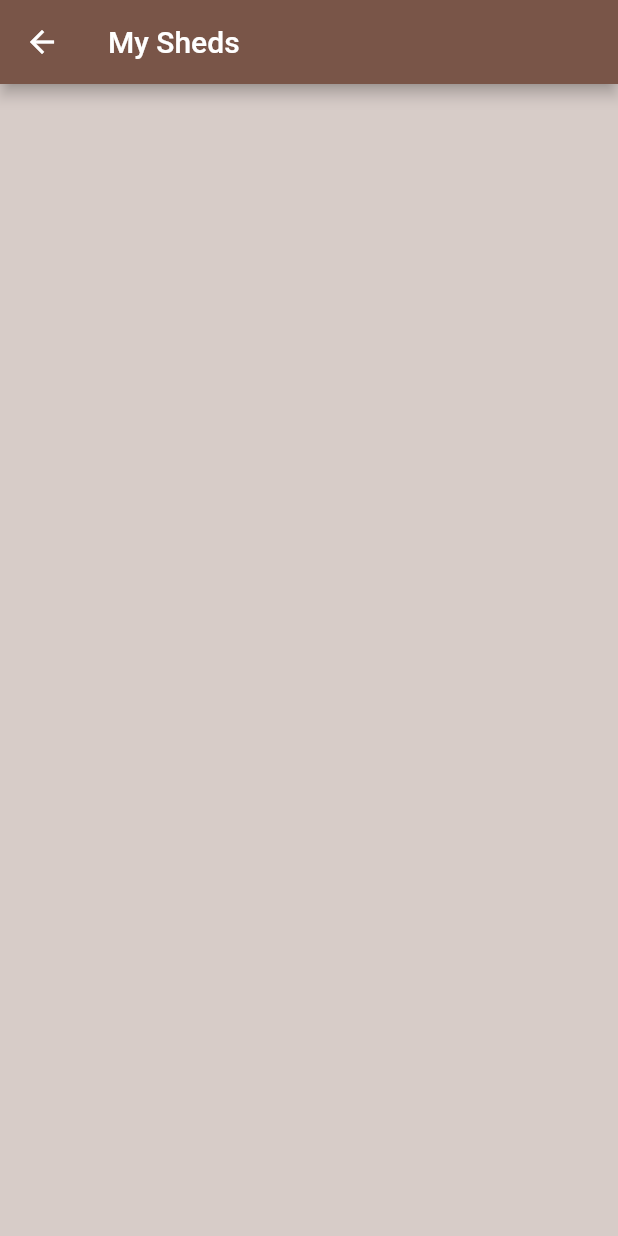
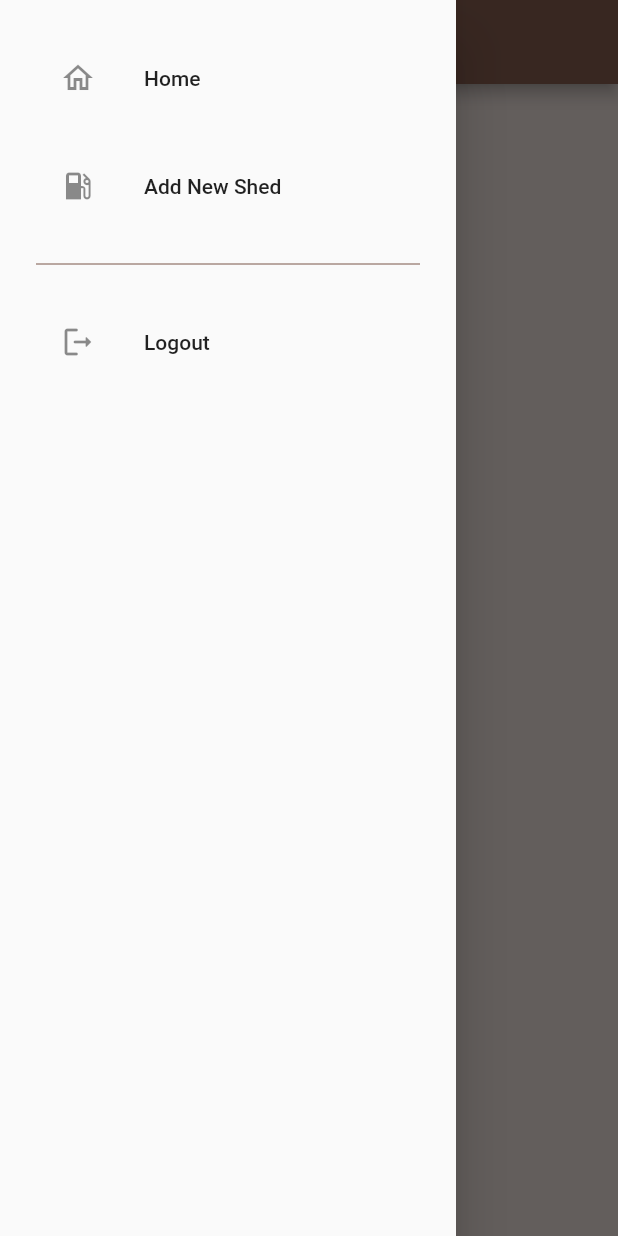
Before and after one commit to MC-FuelQs/fuelapp-frontend-flutter, a Flutter app: the MySheds screen opened directly, with the side drawer open (before the commit the screen has no drawer), on a phone screen of 412 x 824 dp. Run offline on Flutter 3.47's test engine with Material 2 defaults, Android fonts, the phone set to English and light mode, and no system bars; our stand-ins replace flutter_dotenv, google_fonts, shared_preferences; accounts and stored records are empty; network calls fail.

Commit message:
Add drawer navigator

```diff
--- a/lib/components/mySheds.dart
+++ b/lib/components/mySheds.dart
@@ -3,6 +3,7 @@ import 'dart:io';
 
 import 'package:flutter/material.dart';
 import 'package:flutter_dotenv/flutter_dotenv.dart';
+import 'package:fuel_app/components/navigationDrawer.dart';
 import 'package:http/http.dart' as http;
 import 'package:shared_preferences/shared_preferences.dart';
 
@@ -107,6 +108,7 @@ class _MyShedsState extends State<MySheds> {
   @override
   Widget build(BuildContext context) {
     return Scaffold(
+      drawer: const NavigationDrawer(),
       appBar: AppBar(
         title: const Text("My Sheds"),
         backgroundColor: Colors.brown,
--- /dev/null
+++ b/lib/components/navigationDrawer.dart
@@ -0,0 +1,52 @@
+import 'package:flutter/material.dart';
+import 'package:flutter/src/widgets/container.dart';
+import 'package:flutter/src/widgets/framework.dart';
+
+class NavigationDrawer extends StatelessWidget {
+  const NavigationDrawer({super.key});
+
+  @override
+  Widget build(BuildContext context) {
+    return Drawer(
+      child: SingleChildScrollView(
+          child: Column(
+        crossAxisAlignment: CrossAxisAlignment.stretch,
+        children: <Widget>[
+          buildHeader(context),
+          buildMenuItems(context),
+        ],
+      )),
+    );
+  }
+
+  Widget buildHeader(BuildContext context) => Container(
+        padding: EdgeInsets.only(top: MediaQuery.of(context).padding.top),
+      );
+
+  Widget buildMenuItems(BuildContext context) => Container(
+        padding: const EdgeInsets.all(24),
+        child: Wrap(
+          runSpacing: 16,
+          children: [
+            ListTile(
+              leading: const Icon(Icons.home_outlined),
+              title: const Text("Home"),
+              onTap: () {},
+            ),
+            ListTile(
+              leading: const Icon(Icons.local_gas_station),
+              title: const Text("Add New Shed"),
+              onTap: () {},
+            ),
+            const Divider(
+              color: Colors.brown,
+            ),
+            ListTile(
+              leading: const Icon(Icons.logout_rounded),
+              title: const Text("Logout"),
+              onTap: () {},
+            )
+          ],
+        ),
+      );
+}
--- a/lib/main.dart
+++ b/lib/main.dart
@@ -18,7 +18,7 @@ class MyApp extends StatelessWidget {
   Widget build(BuildContext context) {
     return const MaterialApp(
       debugShowCheckedModeBanner: false,
-      home: RegisterScreen(),
+      home: MySheds(),
     );
   }
 }
```
